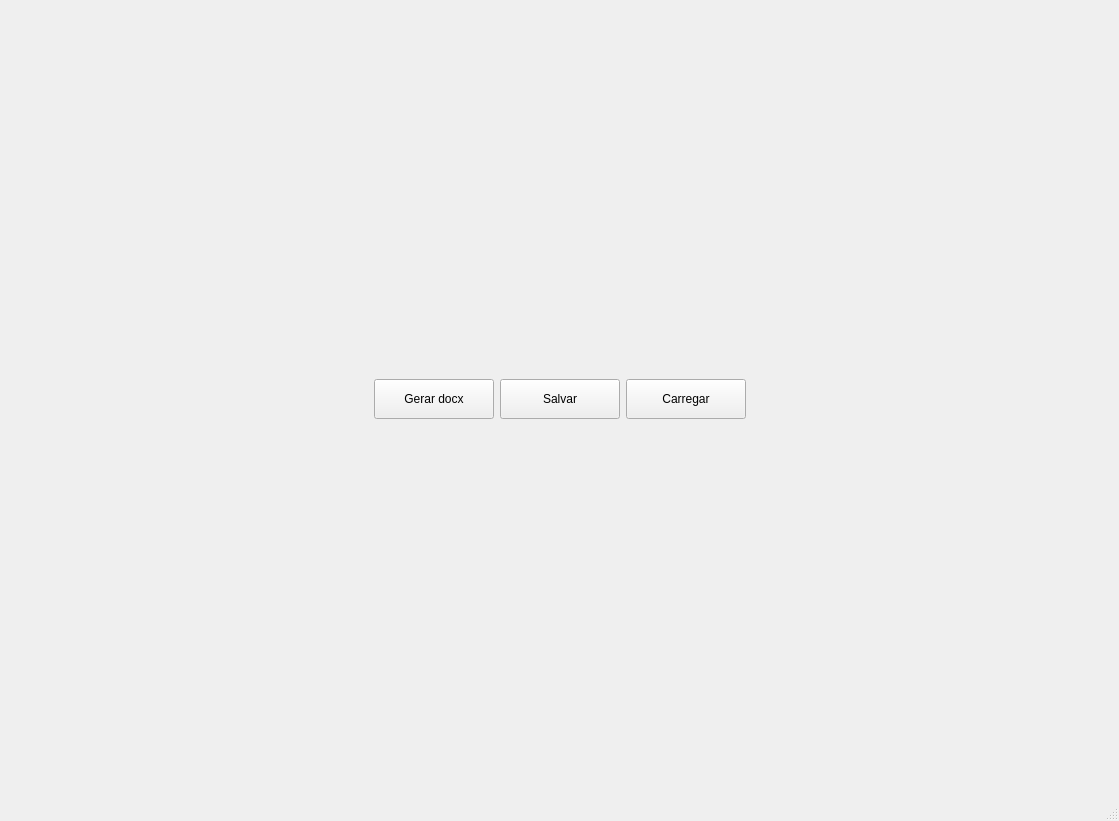
First picture: the form in gui_app/main_window/main_window.ui, repository renatormc/dev_laudo_sinfweb, before the edit.
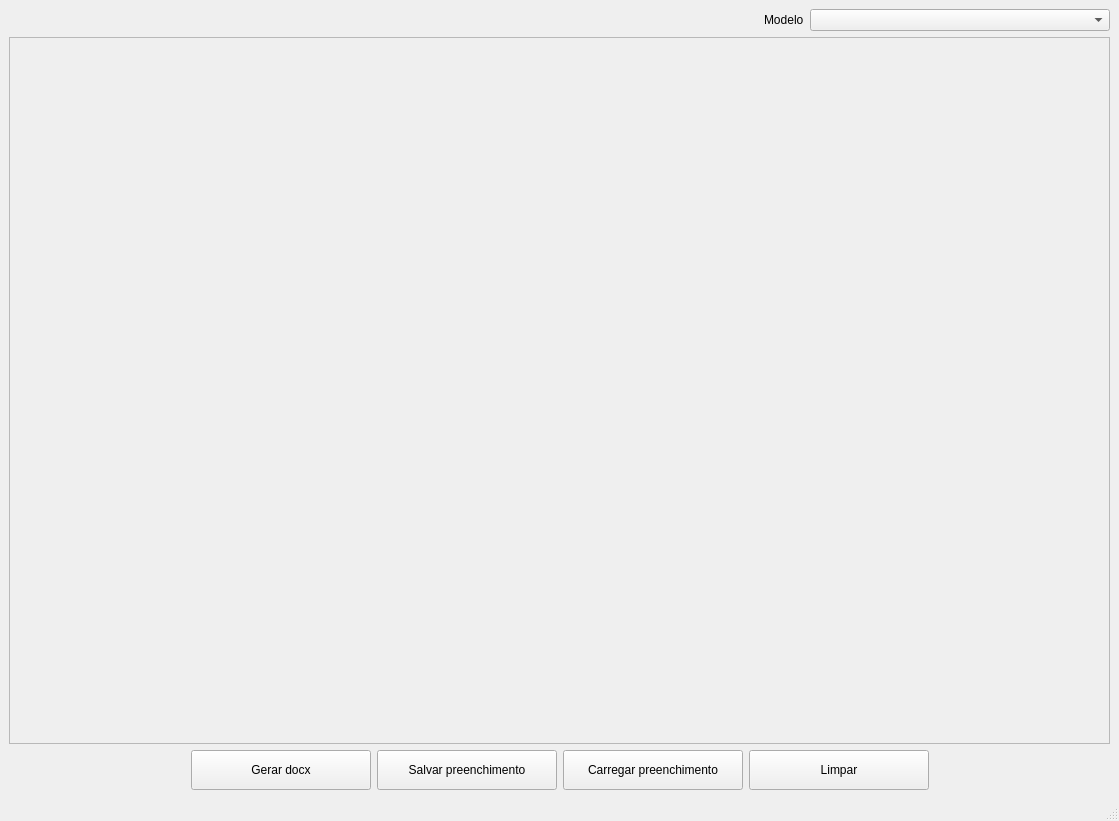
Second picture: the form after the edit.

```diff
--- a/gui_app/main_window/main_window.ui
+++ b/gui_app/main_window/main_window.ui
@@ -14,9 +14,57 @@
    <string>MainWindow</string>
   </property>
   <widget class="QWidget" name="centralwidget">
-   <layout class="QVBoxLayout" name="verticalLayout_2" stretch="1,0">
+   <layout class="QVBoxLayout" name="verticalLayout_2" stretch="0,0,0">
     <item>
-     <layout class="QVBoxLayout" name="lay_form"/>
+     <layout class="QHBoxLayout" name="horizontalLayout_2">
+      <item>
+       <spacer name="horizontalSpacer_3">
+        <property name="orientation">
+         <enum>Qt::Horizontal</enum>
+        </property>
+        <property name="sizeHint" stdset="0">
+         <size>
+          <width>40</width>
+          <height>20</height>
+         </size>
+        </property>
+       </spacer>
+      </item>
+      <item>
+       <widget class="QLabel" name="label">
+        <property name="text">
+         <string>Modelo</string>
+        </property>
+       </widget>
+      </item>
+      <item>
+       <widget class="QComboBox" name="cbx_model">
+        <property name="minimumSize">
+         <size>
+          <width>300</width>
+          <height>0</height>
+         </size>
+        </property>
+       </widget>
+      </item>
+     </layout>
+    </item>
+    <item>
+     <widget class="QScrollArea" name="sca_form">
+      <property name="widgetResizable">
+       <bool>true</bool>
+      </property>
+      <widget class="QWidget" name="scrollAreaWidgetContents">
+       <property name="geometry">
+        <rect>
+         <x>0</x>
+         <y>0</y>
+         <width>1099</width>
+         <height>676</height>
+        </rect>
+       </property>
+      </widget>
+     </widget>
     </item>
     <item>
      <layout class="QHBoxLayout" name="horizontalLayout">
@@ -37,7 +85,7 @@
        <widget class="QPushButton" name="btn_render">
         <property name="minimumSize">
          <size>
-          <width>120</width>
+          <width>180</width>
           <height>40</height>
          </size>
         </property>
@@ -50,12 +98,12 @@
        <widget class="QPushButton" name="btn_save">
         <property name="minimumSize">
          <size>
-          <width>120</width>
+          <width>180</width>
           <height>40</height>
          </size>
         </property>
         <property name="text">
-         <string>Salvar</string>
+         <string>Salvar preenchimento</string>
         </property>
        </widget>
       </item>
@@ -63,12 +111,25 @@
        <widget class="QPushButton" name="btn_load">
         <property name="minimumSize">
          <size>
-          <width>120</width>
+          <width>180</width>
           <height>40</height>
          </size>
         </property>
         <property name="text">
-         <string>Carregar</string>
+         <string>Carregar preenchimento</string>
+        </property>
+       </widget>
+      </item>
+      <item>
+       <widget class="QPushButton" name="btn_clear">
+        <property name="minimumSize">
+         <size>
+          <width>180</width>
+          <height>40</height>
+         </size>
+        </property>
+        <property name="text">
+         <string>Limpar</string>
         </property>
        </widget>
       </item>
```
Left out of the diff: 2 changed lines with no effect on the pictures.
